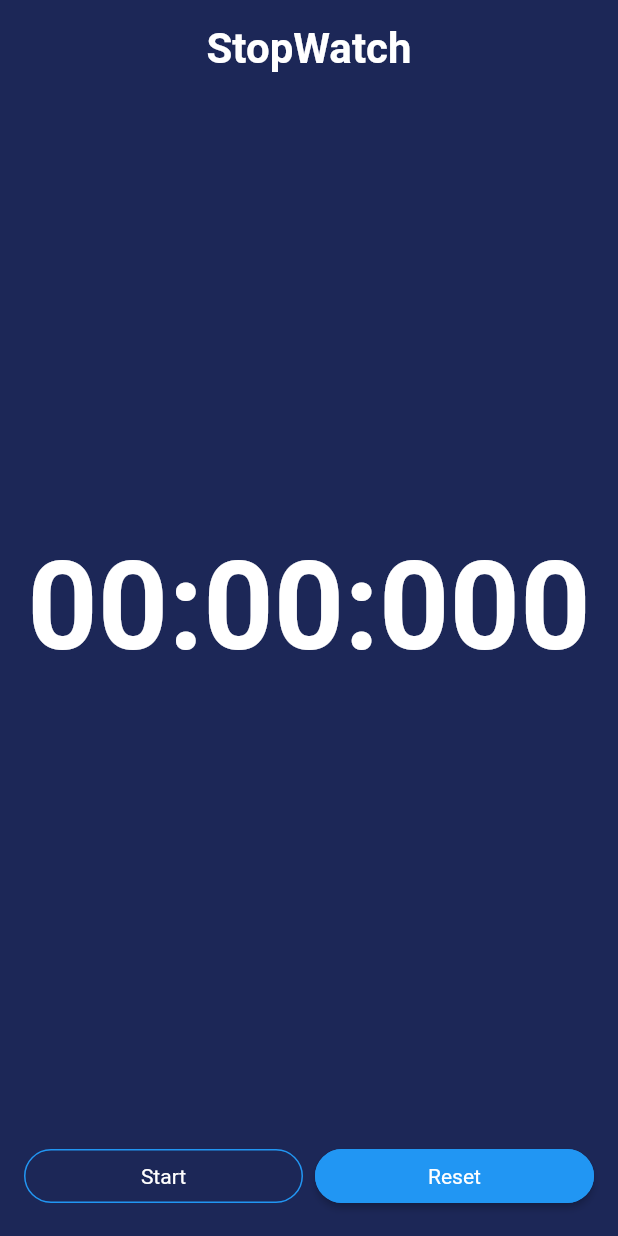
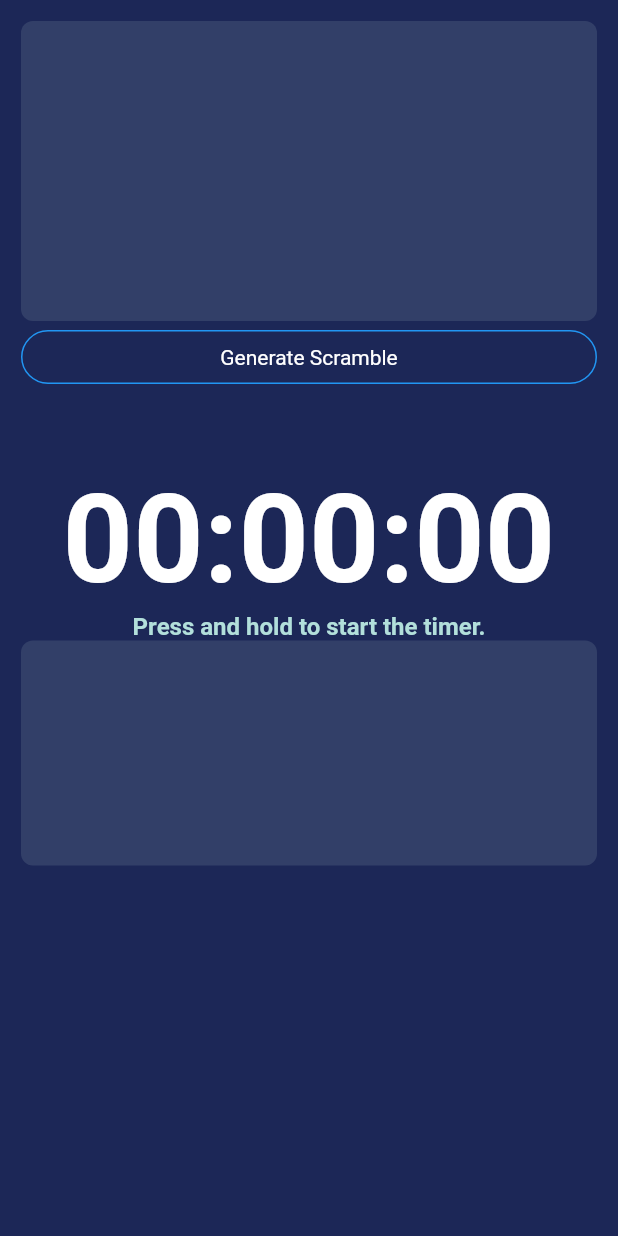
Before and after one commit to DieInhaltsangabe/AppProgrammingFlatter, a Flutter app: the screen it shows after launch, on a phone screen of 412 x 824 dp. Run offline on Flutter 3.47's test engine with Material 2 defaults, Android fonts, the phone set to English and light mode, and no system bars.

Commit message:
removed the buttons, and made a click area. Changes color when timer running. To-Do: - make color red when stopping timer - scramble view - hide scramble view, when timer running - make the background color change while pressing

```diff
--- a/cuberino/lib/main.dart
+++ b/cuberino/lib/main.dart
@@ -29,8 +29,11 @@ class Home extends StatefulWidget {
 
 class _HomeState extends State<Home> {
 
+  Color background = Color(0xFF1C2757);
+  Color secondBackground = Color(0xFF323F68);
+
   int seconds = 0, minutes = 0, milliseconds = 0;
-  String digitSeconds = "00", digitMinutes = "00", digitMilliseconds = "000";
+  String digitSeconds = "00", digitMinutes = "00", digitMilliseconds = "00";
   Timer? timer;
   bool started = false;
   List laps = [];
@@ -92,26 +95,36 @@ class _HomeState extends State<Home> {
   @override
   Widget build(BuildContext context) {
     return Scaffold(
-      backgroundColor: const Color(0xFF1C2757),
+      backgroundColor: background,
       body: SafeArea(
         child: Padding(
-          padding: const EdgeInsets.all(16.0),
+          padding: const EdgeInsets.all(14.0),
           child: Column(
-            mainAxisAlignment: MainAxisAlignment.spaceBetween,
             crossAxisAlignment: CrossAxisAlignment.center,
             children: [
-              Center(
-                child: Text(
-                    "StopWatch",
-                  style: TextStyle(
-                      color: Colors.white,
-                      fontSize: 28.0,
-                      fontWeight: FontWeight.bold,
+                Container(
+                  height: 200.0,
+                  padding: EdgeInsetsDirectional.zero,
+                  decoration: BoxDecoration(
+                    color: secondBackground,
+                    borderRadius: BorderRadius.circular(8.0),
                   ),
                 ),
-              ),
+                Row(
+                    mainAxisAlignment: MainAxisAlignment.spaceBetween,
+                    children: [
+                      Expanded(
+                        child: RawMaterialButton(
+                            onPressed: () {},
+                            shape: StadiumBorder(side: BorderSide(color: Colors.blue),
+                            ),
+                            child: Text("Generate Scramble", style: TextStyle(color: Colors.white),)
+                        ),
+                      ),
+                    ]
+                ),
               SizedBox(
-                height: 20.0,
+                height: 50.0,
               ),
               Center(
                 child: Text(
@@ -119,43 +132,45 @@ class _HomeState extends State<Home> {
                     style: TextStyle(
                         color: Colors.white,
                         fontSize: 82.0,
-                        fontWeight: FontWeight.w600,
+                        fontWeight: FontWeight.bold,
                     ),
                 ),
               ),
-
-              SizedBox(
-                height: 20.0,
+              Text(
+                  "Press and hold to start the timer.",
+                  style: TextStyle(
+                    color: Colors.teal.shade100,
+                    fontWeight: FontWeight.w600,
+                    fontSize: 16.0,
+                  ),
               ),
-              Row(
-                mainAxisAlignment: MainAxisAlignment.spaceBetween,
-                children: [
-                  Expanded(
-                      child: RawMaterialButton(
-                        onPressed: () {
-                          (!started) ? start() : stop();
-                        },
-                        shape: const StadiumBorder(side: BorderSide(color: Colors.blue),
-                        ),
-                        child: Text((!started) ? "Start" : "Pause", style: TextStyle(color: Colors.white)),
-                      )
+              Listener(
+                onPointerDown: (event) {
+                  if(background == Color(0xFF1C2757)){
+                    Timer.periodic(Duration(milliseconds: 750), (timer) {
+                      background = Colors.green;
+                      secondBackground = Colors.lightGreen;
+                    });
+                  }
+                  else{
+                    stop();
+                    background = Color(0xFF1C2757);
+                    secondBackground = Color(0xFF323F68);
+                  }
+                },
+                onPointerUp: (event) {
+                  if(background ==  Colors.green){
+                    start();
+                  }
+                },
+                child: Container(
+                  height: 150.0,
+                  decoration: BoxDecoration(
+                    color: secondBackground,
+                    borderRadius: BorderRadius.circular(8.0),
                   ),
-                  SizedBox(width: 8.0),
-
-                  Expanded(
-                      child: RawMaterialButton(
-                        onPressed: () {
-                          reset();
-                        },
-                        fillColor: Colors.blue,
-                        shape: const StadiumBorder(
-                          side: BorderSide(color: Colors.blue),
-                        ),
-                        child: Text("Reset", style: TextStyle(color: Colors.white)),
-                      )
-                  )
-                ]
-              )
+                ),
+              ),
             ]
           )
         )
```
